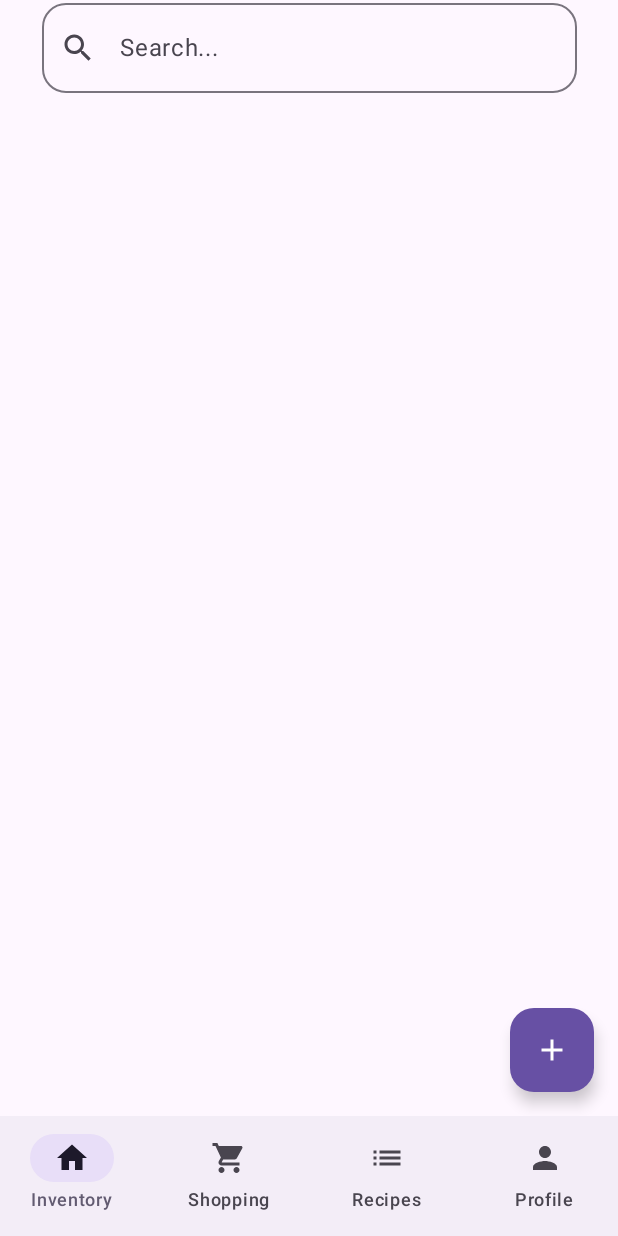
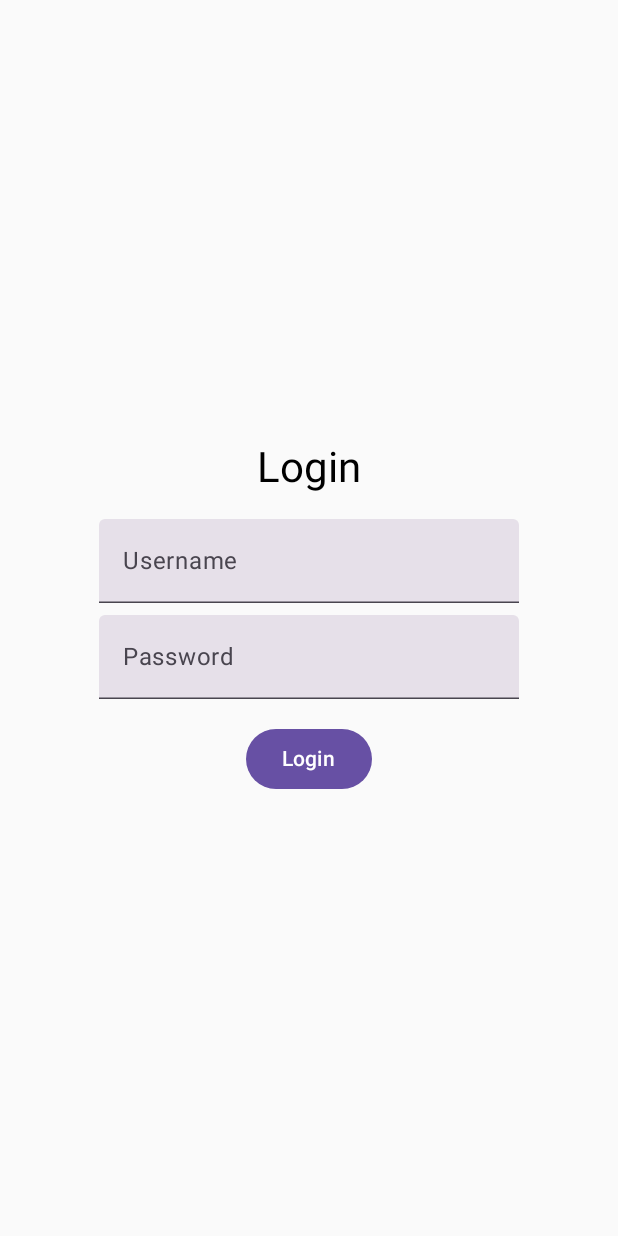
Before and after one commit to HaoD2/recipeProject, an Android app built with Jetpack Compose: the screen it shows after launch (MainActivity before the commit, LoginActivity after it), on a phone screen of 412 x 824 dp. Run offline under Robolectric (Android 15) with nearby library versions, the phone set to English and light mode, and no system bars; our stand-ins replace Dagger/Hilt's generated code, Room's generated code.

Commit message:
database & login
database sudah bisa dan untuk login bisa digunakan

```diff
--- a/app/build.gradle.kts
+++ b/app/build.gradle.kts
@@ -55,6 +55,7 @@ android {
 dependencies {
 
     implementation("com.google.dagger:hilt-android:2.50")
+    implementation("androidx.appcompat:appcompat:1.7.0")
     kapt("com.google.dagger:hilt-android-compiler:2.50")
 
     implementation("androidx.hilt:hilt-navigation-compose:1.1.0")
--- /dev/null
+++ b/app/src/main/java/com/example/recipesproject/LoginActivity.kt
@@ -0,0 +1,108 @@
+package com.example.recipesproject
+
+import android.app.Activity
+import android.content.Intent
+import android.os.Bundle
+import android.util.Log
+import android.widget.Toast
+import androidx.activity.ComponentActivity
+import androidx.activity.compose.setContent
+import androidx.compose.foundation.layout.*
+import androidx.compose.material.*
+import androidx.compose.material3.Button
+import androidx.compose.material3.MaterialTheme
+import androidx.compose.material3.Text
+import androidx.compose.material3.TextField
+import androidx.compose.runtime.*
+import androidx.compose.ui.Alignment
+import androidx.compose.ui.Modifier
+import androidx.compose.ui.graphics.BlendMode.Companion.Screen
+import androidx.compose.ui.platform.LocalContext
+import androidx.compose.ui.text.input.PasswordVisualTransformation
+import androidx.compose.ui.tooling.preview.Preview
+import androidx.compose.ui.unit.dp
+import androidx.hilt.navigation.compose.hiltViewModel
+import androidx.navigation.NavController
+import androidx.navigation.compose.rememberNavController
+import com.example.recipesproject.data.AppDatabase
+import com.example.recipesproject.viewmodel.LoginViewModel
+import dagger.hilt.android.AndroidEntryPoint
+import kotlinx.coroutines.CoroutineScope
+import kotlinx.coroutines.Dispatchers
+import kotlinx.coroutines.flow.toList
+import kotlinx.coroutines.launch
+
+
+@AndroidEntryPoint
+class LoginActivity : ComponentActivity() {
+    override fun onCreate(savedInstanceState: Bundle?) {
+        super.onCreate(savedInstanceState)
+        setContent {
+            LoginScreen()
+        }
+        val scope = CoroutineScope(Dispatchers.IO)
+
+        // Panggil database saat aplikasi dibuka
+        val db = AppDatabase.getDatabase(this, scope)
+        Log.d("Database", "Database berhasil diinisialisasi: $db")
+        CoroutineScope(Dispatchers.IO).launch {
+            val recipes = db.recipeDao().getAllRecipes()
+            Log.d("Database", "Jumlah resep saat aplikasi dibuka: ${recipes.toList().size}")
+        }
+        Log.d("Database Path", getDatabasePath("recipe_database").absolutePath)
+    }
+    @Composable
+    fun LoginScreen(viewModel: LoginViewModel = hiltViewModel()) {
+        val context = LocalContext.current
+        val navController = rememberNavController()
+
+        var username by remember { mutableStateOf("") }
+        var password by remember { mutableStateOf("") }
+
+        Column(
+            modifier = Modifier
+                .fillMaxSize()
+                .padding(16.dp),
+            verticalArrangement = Arrangement.Center,
+            horizontalAlignment = Alignment.CenterHorizontally
+        ) {
+            Text(text = "Login", style = MaterialTheme.typography.headlineMedium)
+
+            Spacer(modifier = Modifier.height(16.dp))
+
+            TextField(
+                value = username,
+                onValueChange = { username = it },
+                label = { Text("Username") }
+            )
+
+            Spacer(modifier = Modifier.height(8.dp))
+
+            TextField(
+                value = password,
+                onValueChange = { password = it },
+                label = { Text("Password") },
+                visualTransformation = PasswordVisualTransformation()
+            )
+
+            Spacer(modifier = Modifier.height(16.dp))
+
+            Button(
+                onClick = {
+                    viewModel.login(username, password,
+                        onLoginSuccess = {
+                            val intent = Intent(context, MainActivity::class.java)
+                            context.startActivity(intent)
+                            (context as? Activity)?.finish()
+                        },
+                        onLoginFailed = {
+                            Toast.makeText(context, "Login gagal", Toast.LENGTH_SHORT).show()
+                        }
+                    )
+                }
+            ) {
+                Text(text = "Login")
+            }
+        }
+    }
+}
--- a/app/src/main/java/com/example/recipesproject/data/appDatabase.kt
+++ b/app/src/main/java/com/example/recipesproject/data/appDatabase.kt
@@ -9,14 +9,17 @@ import com.example.projectreceipt.model.Ingredient
 import com.example.projectreceipt.model.RecipeModel
 import androidx.room.Room
 import androidx.sqlite.db.SupportSQLiteDatabase
+import com.example.recipesproject.model.UsersModel
 import kotlinx.coroutines.CoroutineScope
+import kotlinx.coroutines.Dispatchers
 import kotlinx.coroutines.launch
 
-@Database(entities = [Ingredient::class, RecipeModel::class], version = 1, exportSchema = false)
+@Database(entities = [Ingredient::class, RecipeModel::class, UsersModel::class], version = 1, exportSchema = false)
 @TypeConverters(Converters::class)
 abstract class AppDatabase : RoomDatabase() {
     abstract fun ingredientDao(): IngredientDao
     abstract fun recipeDao(): RecipeDao
+    abstract fun usersDao(): UsersDao
 
     companion object {
         @Volatile
@@ -30,7 +33,6 @@ abstract class AppDatabase : RoomDatabase() {
                     "recipe_database"
                 )
                     .addCallback(RecipeDatabaseCallback(scope))
-                    .fallbackToDestructiveMigration()
                     .build()
                 INSTANCE = instance
                 instance
@@ -42,57 +44,27 @@ abstract class AppDatabase : RoomDatabase() {
     ) : RoomDatabase.Callback() {
         override fun onCreate(db: SupportSQLiteDatabase) {
             super.onCreate(db)
+            Log.d("RecipeDatabaseCallback", "onCreate() dipanggil") // 🔥 Debugging
+
             INSTANCE?.let { database ->
-                scope.launch {
+                scope.launch(Dispatchers.IO) { // Pastikan berjalan di thread IO
                     populateDatabase(database.recipeDao())
                 }
             }
         }
 
-        suspend fun populateDatabase(recipeDao: RecipeDao) {
+        private suspend fun populateDatabase(recipeDao: RecipeDao) {
             Log.d("RecipeDatabaseCallback", "Populating initial data...") // 🔥 Log awal
-            // Hapus semua data sebelumnya
-            recipeDao.insertIngredient(
-                Ingredient(
-                    name = "Garlic",
-                    category = "Spices",
-                    quantity = "2 cloves"
-                )
-            )
-            recipeDao.insertIngredient(
-                Ingredient(
-                    name = "Onion",
-                    category = "Vegetables",
-                    quantity = "1 large"
-                )
-            )
-            recipeDao.insertIngredient(
-                Ingredient(
-                    name = "Chicken",
-                    category = "Meat",
-                    quantity = "200g"
-                )
-            )
 
+            recipeDao.insertIngredient(Ingredient(name = "Garlic", category = "Spices", quantity = "2 cloves"))
+            recipeDao.insertIngredient(Ingredient(name = "Onion", category = "Vegetables", quantity = "1 large"))
+            recipeDao.insertIngredient(Ingredient(name = "Chicken", category = "Meat", quantity = "200g"))
 
-            recipeDao.insertRecipe(
-                RecipeModel(
-                    recipeName = "Garlic Chicken",
-                    mealType = "Dinner",
-                    mealCuisine = "Western",
-                    ingredientId = 1
-                )
-            )
-            recipeDao.insertRecipe(
-                RecipeModel(
-                    recipeName = "Onion Soup",
-                    mealType = "Lunch",
-                    mealCuisine = "French",
-                    ingredientId = 2
-                )
-            )
+            recipeDao.insertRecipe(RecipeModel(recipeName = "Garlic Chicken", mealType = "Dinner", mealCuisine = "Western", ingredientId = 1))
+            recipeDao.insertRecipe(RecipeModel(recipeName = "Onion Soup", mealType = "Lunch", mealCuisine = "French", ingredientId = 2))
 
             Log.d("RecipeDatabaseCallback", "Initial data population complete!") // 🔥 Log akhir
         }
     }
+
 }
--- a/app/src/main/java/com/example/recipesproject/data/recipeRepository.kt
+++ b/app/src/main/java/com/example/recipesproject/data/recipeRepository.kt
@@ -5,6 +5,7 @@ import com.example.recipesproject.data.RecipeDao
 import kotlinx.coroutines.flow.Flow
 
 class RecipeRespository (private val recipeDao: RecipeDao) {
+
     suspend fun insertRecipe(recipeModel: RecipeModel) {
         recipeDao.insertRecipe(recipeModel)
     }
--- /dev/null
+++ b/app/src/main/java/com/example/recipesproject/data/usersDao.kt
@@ -0,0 +1,19 @@
+package com.example.recipesproject.data
+
+import androidx.room.Dao
+import androidx.room.Insert
+import androidx.room.OnConflictStrategy
+import androidx.room.Query
+import com.example.recipesproject.model.UsersModel
+
+@Dao
+interface UsersDao {
+    @Insert(onConflict = OnConflictStrategy.REPLACE)
+    suspend fun insertUser(user: UsersModel)
+
+    @Query("SELECT * FROM users WHERE name = :name LIMIT 1")
+    suspend fun getUser(name: String): UsersModel?
+
+    @Query("SELECT * FROM users WHERE name = :name AND pass = :password LIMIT 1")
+    suspend fun verifyUser(name: String, password: String): UsersModel?
+}
--- /dev/null
+++ b/app/src/main/java/com/example/recipesproject/viewmodel/loginViewModel.kt
@@ -0,0 +1,29 @@
+package com.example.recipesproject.viewmodel
+
+import android.util.Log
+import androidx.lifecycle.ViewModel
+import androidx.lifecycle.viewModelScope
+import com.example.recipesproject.data.AppDatabase
+import com.example.recipesproject.data.UsersDao
+import dagger.hilt.android.lifecycle.HiltViewModel
+import kotlinx.coroutines.launch
+import javax.inject.Inject
+
+@HiltViewModel
+class LoginViewModel @Inject constructor(
+    private val database: AppDatabase
+) : ViewModel() {
+
+    fun login(username: String, password: String, onLoginSuccess: () -> Unit, onLoginFailed: () -> Unit) {
+        viewModelScope.launch {
+            val user = database.usersDao().verifyUser(username, password)
+            if (user != null) {
+                Log.d("LoginViewModel", "Login berhasil: ${user.name}")
+                onLoginSuccess()
+            } else {
+                Log.d("LoginViewModel", "Login gagal")
+                onLoginFailed()
+            }
+        }
+    }
+}
```
Also changed, not shown: app/src/main/AndroidManifest.xml (+9 -2 lines), app/src/main/java/com/example/recipesproject/MainActivity.kt (+7 -0 lines), app/src/main/java/com/example/recipesproject/data/usersRepository.kt (added, +21 -0 lines), app/src/main/java/com/example/recipesproject/di/AppModule.kt (+20 -1 lines), app/src/main/java/com/example/recipesproject/model/usersModel.kt (added, +11 -0 lines).
